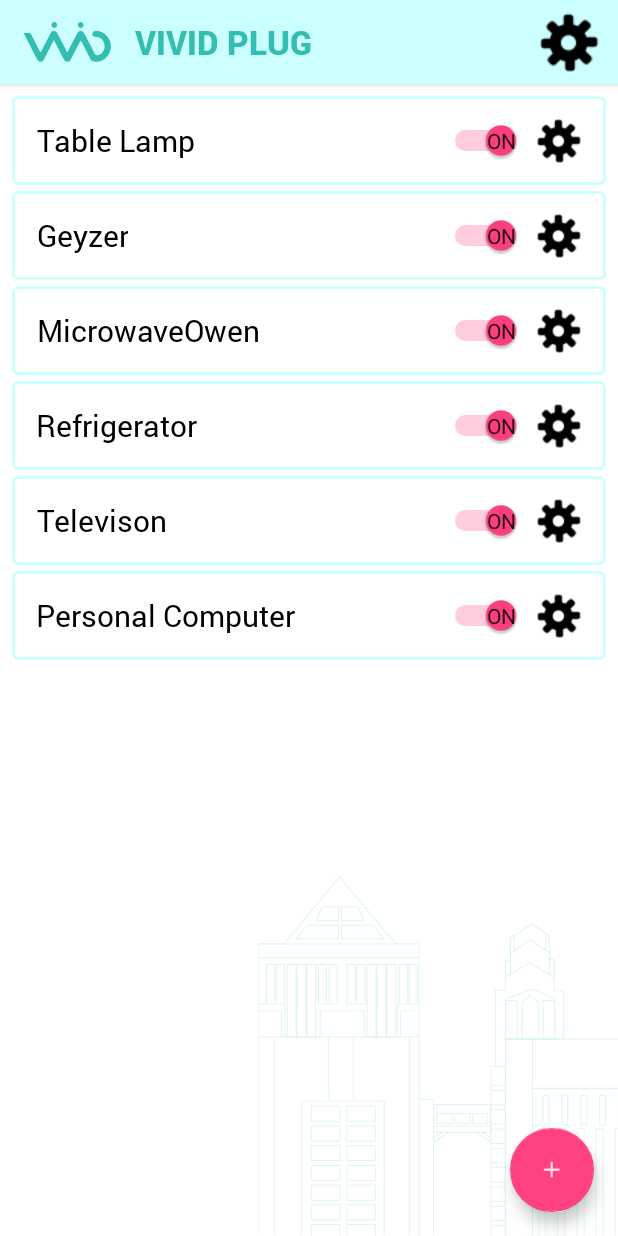
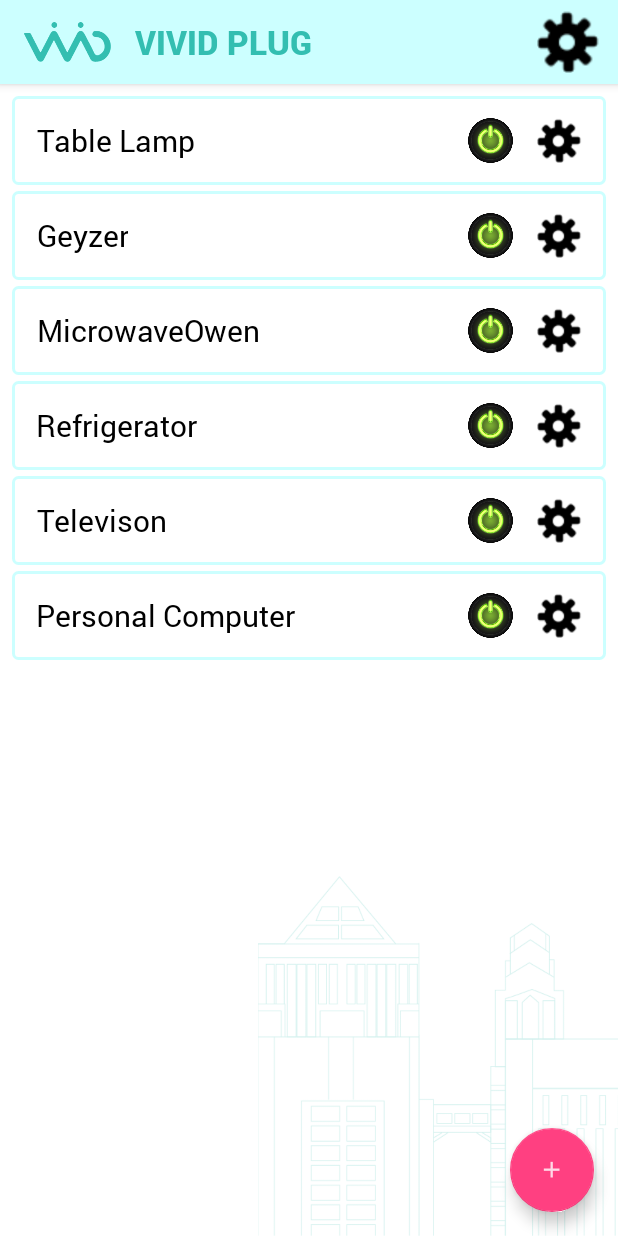
Before and after one commit to neoxcorp/main-activity-Idea, an Android app: the screen it shows after launch (MainActivity), on a phone screen of 412 x 824 dp. Run offline under Robolectric (Android 15) with nearby library versions, the phone set to English and light mode, and no system bars.

Commit message:
changes - 0.0.5

```diff
--- a/app/src/main/res/drawable/item_background_pressed.xml
+++ b/app/src/main/res/drawable/item_background_pressed.xml
@@ -2,7 +2,7 @@
 <shape xmlns:android="http://schemas.android.com/apk/res/android">
 
     <solid android:color="#ccffff"/>
-    <stroke android:width="2dip" android:color="#ccffff" />
+    <stroke android:width="2dip" android:color="#fffdd0" />
     <corners android:radius="3dip"/>
     <padding android:left="0dip" android:top="0dip" android:right="0dip" android:bottom="0dip" />
 
--- /dev/null
+++ b/app/src/main/res/drawable/switch_selector.xml
@@ -0,0 +1,11 @@
+<selector
+    xmlns:android="http://schemas.android.com/apk/res/android">
+
+    <item
+        android:drawable="@drawable/off"
+        android:state_checked="false" />
+
+    <item android:drawable="@drawable/on"
+        android:state_checked="true" />
+
+</selector>
--- a/app/src/main/res/layout/activity_main.xml
+++ b/app/src/main/res/layout/activity_main.xml
@@ -46,8 +46,9 @@
 
             <ImageButton
                 android:id="@+id/settingsImBtn"
-                android:layout_width="wrap_content"
-                android:layout_height="wrap_content"
+                android:layout_width="42dp"
+                android:layout_height="42dp"
+                android:scaleType="centerCrop"
                 android:layout_marginEnd="12dp"
                 android:layout_marginRight="12dp"
                 android:background="@null"
--- a/app/src/main/res/layout/custom_list.xml
+++ b/app/src/main/res/layout/custom_list.xml
@@ -32,15 +32,31 @@
         android:layout_gravity="center_vertical|end"
         android:orientation="horizontal">
 
-        <Switch
+        <ToggleButton
             android:id="@+id/switch_btn"
-            android:layout_width="wrap_content"
-            android:layout_height="wrap_content"
+            android:layout_width="30dp"
+            android:layout_height="30dp"
             android:layout_gravity="center_vertical"
+            android:background="@drawable/switch_selector"
             android:checked="true"
-            android:showText="true"
-            android:textStyle="bold"
+            android:layout_marginEnd="8dp"
+            android:layout_marginRight="8dp"
+            android:textOff=""
+            android:textOn=""
+            android:showText="false"
             android:focusableInTouchMode="true"/>
+
+        <!--<Switch
+            android:id="@+id/switch_btn"
+            android:layout_width="30dp"
+            android:layout_height="30dp"
+            android:layout_gravity="center_vertical"
+            android:background="@drawable/switch_selector"
+            android:checked="true"
+            android:textOff=""
+            android:textOn=""
+            android:showText="false"
+            android:focusableInTouchMode="true"/>-->
 
         <!--<LinearLayout
             android:layout_width="0dp"
```
Also changed, not shown: app/src/main/res/drawable/off.png (added), app/src/main/res/drawable/on.png (added).
